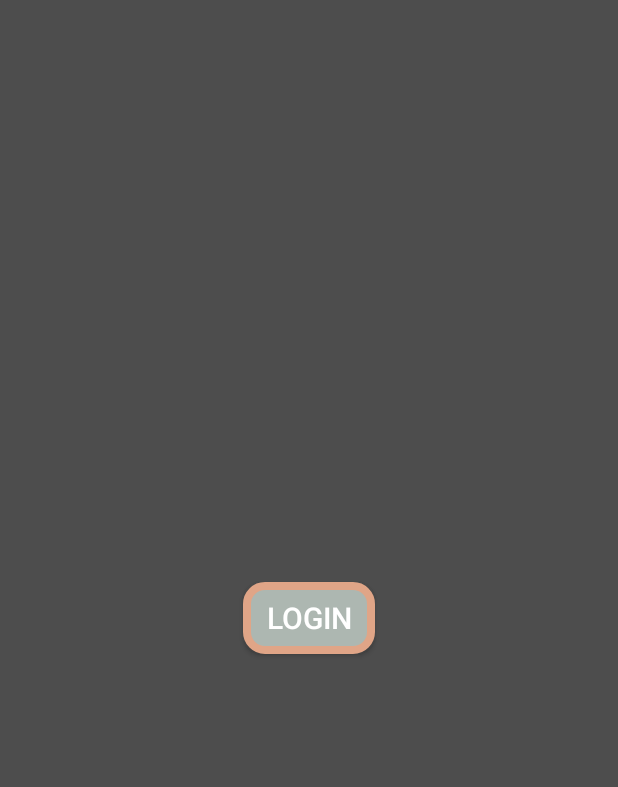
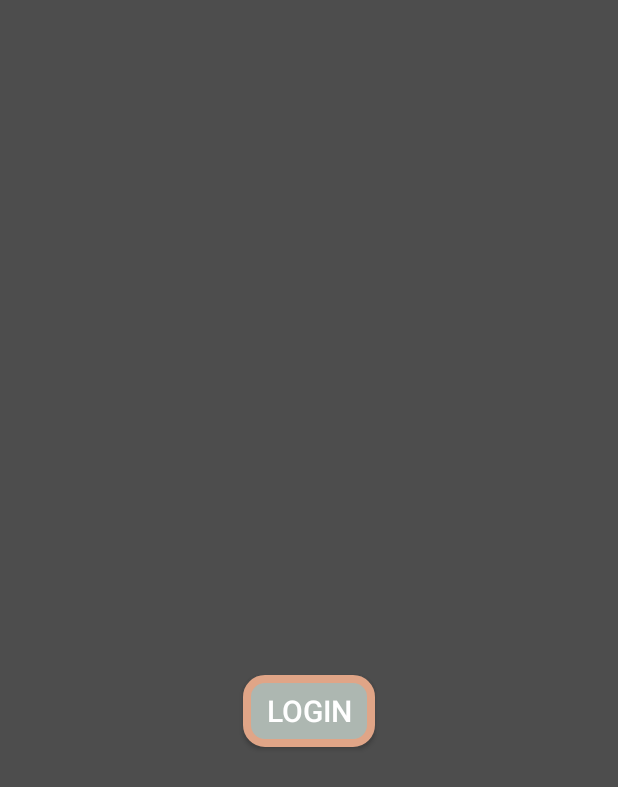
Before and after one commit to nalamthembu/OPSC7311_OUS, an Android app: the screen it shows after launch (MainActivity), on a phone screen of 412 x 824 dp. Shown: the top 787 px of the screen. Run offline under Robolectric (Android 15) with nearby library versions, the phone set to English and light mode, and no system bars.

Commit message:
Activity Switch

```diff
--- a/app/src/main/AndroidManifest.xml
+++ b/app/src/main/AndroidManifest.xml
@@ -13,6 +13,9 @@
         android:theme="@style/Theme.OPSC7311PoEPart2"
         tools:targetApi="31">
         <activity
+            android:name=".HomeScreenActivity"
+            android:exported="false" />
+        <activity
             android:name=".MainActivity"
             android:exported="true">
             <intent-filter>
--- a/app/src/main/java/com/example/opsc7311_poe_part2/MainActivity.kt
+++ b/app/src/main/java/com/example/opsc7311_poe_part2/MainActivity.kt
@@ -1,13 +1,23 @@
 package com.example.opsc7311_poe_part2
 
+import android.content.Intent
 import androidx.appcompat.app.AppCompatActivity
 import android.os.Bundle
+import android.widget.Button
 
-class MainActivity : AppCompatActivity() {
-    override fun onCreate(savedInstanceState: Bundle?) {
+class MainActivity : AppCompatActivity()
+{
+    var btnLogin: Button?= null
+    override fun onCreate(savedInstanceState: Bundle?)
+    {
         super.onCreate(savedInstanceState)
         setContentView(R.layout.activity_main)
 
-        //test ye
+        btnLogin = findViewById(R.id.btnLogIn)
+
+        btnLogin?.setOnClickListener()
+        {
+            startActivity(Intent(this, HomeScreenActivity::class.java))
+        }
     }
 }
--- a/app/src/main/res/layout/activity_main.xml
+++ b/app/src/main/res/layout/activity_main.xml
@@ -12,7 +12,7 @@
         android:layout_width="wrap_content"
         android:layout_height="wrap_content"
         android:layout_centerHorizontal="true"
-        android:layout_centerVertical="true"
+        android:layout_marginTop="450dp"
         android:background="@drawable/my_button_bg"
         android:text="LOGIN"
         android:textColor="@color/white"
```
Also changed, not shown: app/src/main/java/com/example/opsc7311_poe_part2/HomeScreenActivity.kt (added, +11 -0 lines), app/src/main/res/layout/activity_home_screen.xml (added, +10 -0 lines).
